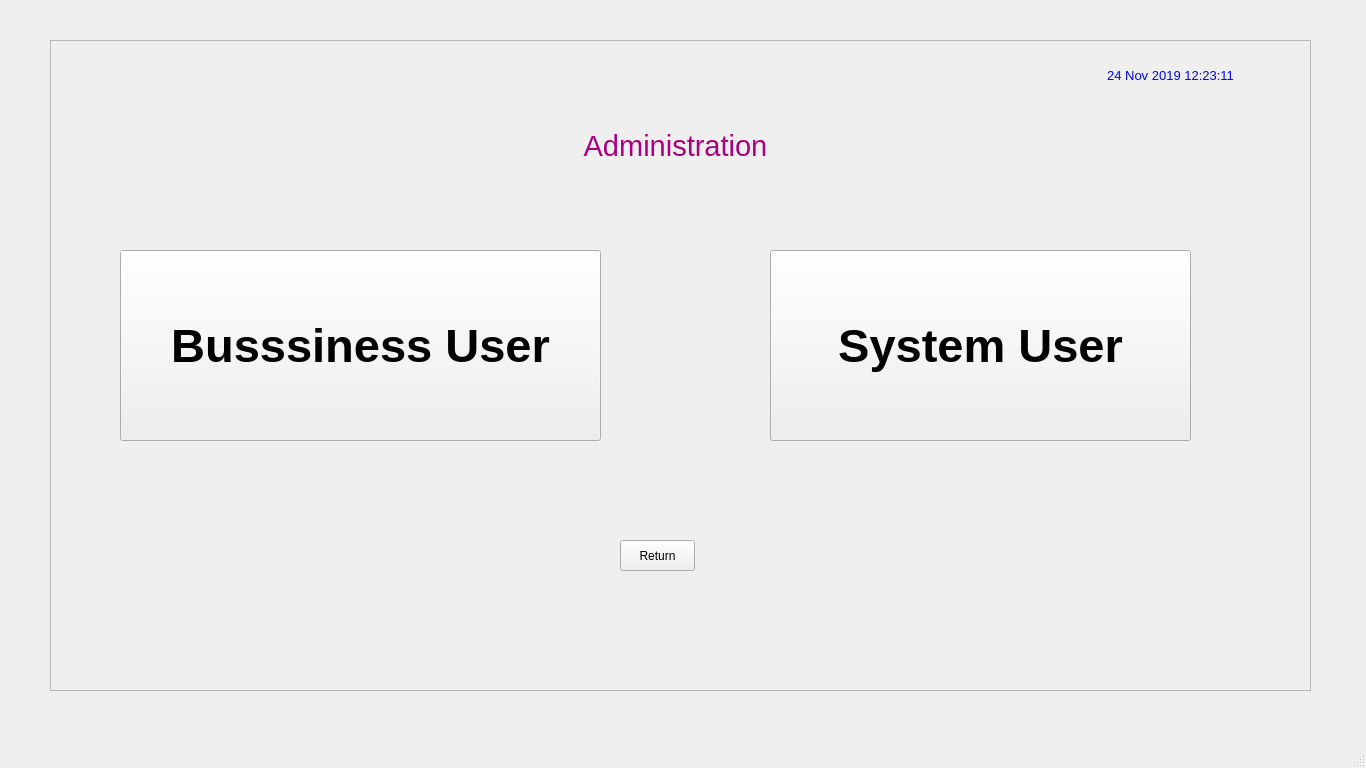
sanjaymanegit/testRepo, file FCI/ui/fci_13_admin_submenu.ui: the form before one commit.
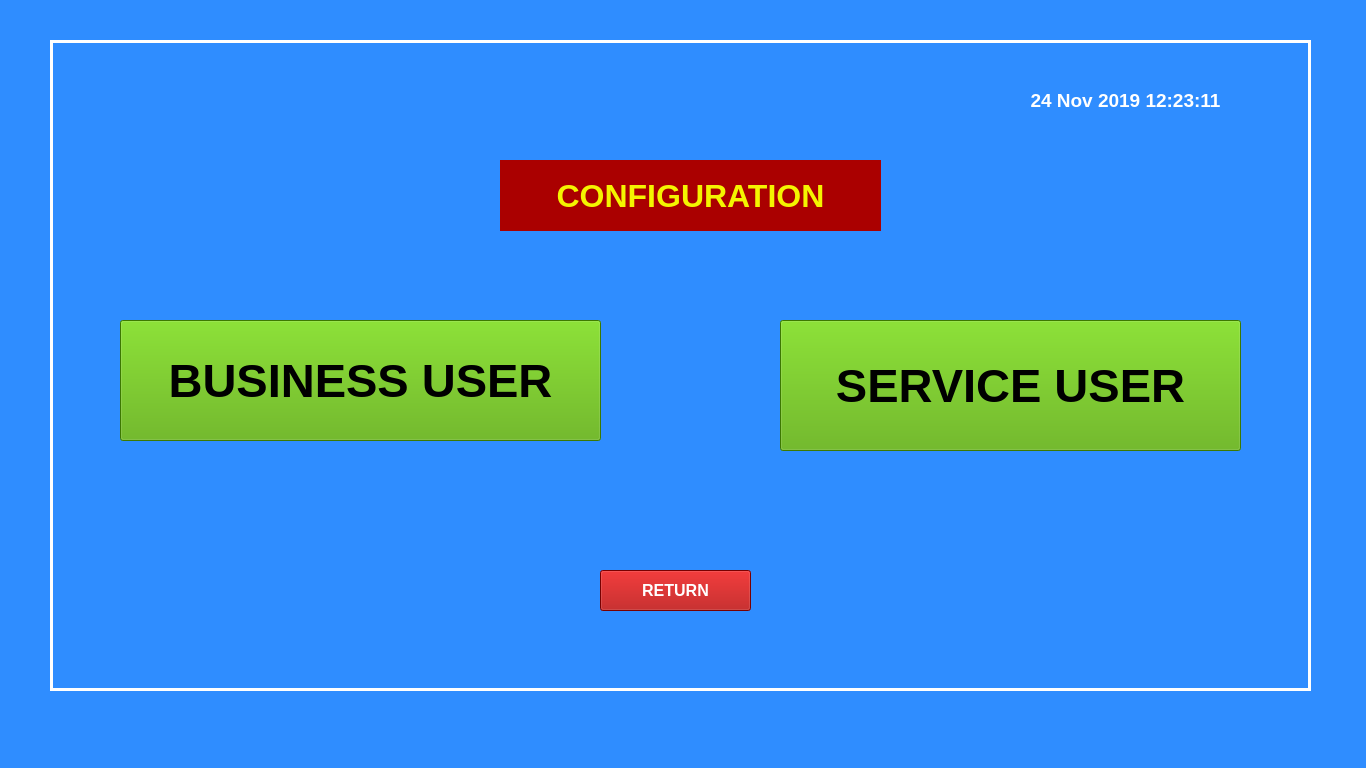
The form after the commit.

```diff
--- a/FCI/ui/fci_13_admin_submenu.ui
+++ b/FCI/ui/fci_13_admin_submenu.ui
@@ -19,6 +19,9 @@
   <property name="windowTitle">
    <string>MainWindow</string>
   </property>
+  <property name="styleSheet">
+   <string notr="true">background-color: rgb(47, 141, 255);</string>
+  </property>
   <widget class="QWidget" name="centralwidget">
    <widget class="QFrame" name="frame">
     <property name="geometry">
@@ -29,19 +32,25 @@
       <height>651</height>
      </rect>
     </property>
+    <property name="styleSheet">
+     <string notr="true">color: rgb(255, 255, 255);</string>
+    </property>
     <property name="frameShape">
-     <enum>QFrame::StyledPanel</enum>
+     <enum>QFrame::Box</enum>
     </property>
     <property name="frameShadow">
-     <enum>QFrame::Raised</enum>
+     <enum>QFrame::Plain</enum>
+    </property>
+    <property name="lineWidth">
+     <number>3</number>
     </property>
     <widget class="QPushButton" name="pushButton_4">
      <property name="geometry">
       <rect>
        <x>70</x>
-       <y>210</y>
+       <y>280</y>
        <width>481</width>
-       <height>191</height>
+       <height>121</height>
       </rect>
      </property>
      <property name="font">
@@ -52,17 +61,21 @@
        <bold>true</bold>
       </font>
      </property>
+     <property name="styleSheet">
+      <string notr="true">background-color: rgb(85, 170, 0);
+color: rgb(0, 0, 0);</string>
+     </property>
      <property name="text">
-      <string>Busssiness User</string>
+      <string>BUSINESS USER</string>
      </property>
     </widget>
     <widget class="QPushButton" name="pushButton_5">
      <property name="geometry">
       <rect>
-       <x>720</x>
-       <y>210</y>
-       <width>421</width>
-       <height>191</height>
+       <x>730</x>
+       <y>280</y>
+       <width>461</width>
+       <height>131</height>
       </rect>
      </property>
      <property name="font">
@@ -73,52 +86,33 @@
        <bold>true</bold>
       </font>
      </property>
-     <property name="text">
-      <string>System User</string>
-     </property>
-    </widget>
-    <widget class="QLabel" name="label">
-     <property name="geometry">
-      <rect>
-       <x>480</x>
-       <y>70</y>
-       <width>291</width>
-       <height>71</height>
-      </rect>
-     </property>
-     <property name="font">
-      <font>
-       <family>MS Sans Serif</family>
-       <pointsize>22</pointsize>
-      </font>
-     </property>
      <property name="styleSheet">
-      <string notr="true">color: rgb(170, 0, 127);</string>
+      <string notr="true">background-color: rgb(85, 170, 0);
+color: rgb(0, 0, 0);</string>
      </property>
      <property name="text">
-      <string>Administration</string>
-     </property>
-     <property name="alignment">
-      <set>Qt::AlignCenter</set>
+      <string>SERVICE USER</string>
      </property>
     </widget>
     <widget class="QLabel" name="label_2">
      <property name="geometry">
       <rect>
-       <x>1050</x>
-       <y>20</y>
-       <width>141</width>
-       <height>31</height>
+       <x>940</x>
+       <y>40</y>
+       <width>271</width>
+       <height>41</height>
       </rect>
      </property>
      <property name="font">
       <font>
-       <family>MS Sans Serif</family>
-       <pointsize>10</pointsize>
+       <family>Arial</family>
+       <pointsize>14</pointsize>
+       <weight>75</weight>
+       <bold>true</bold>
       </font>
      </property>
      <property name="styleSheet">
-      <string notr="true">color: rgb(0, 0, 255);</string>
+      <string notr="true">color: rgb(255, 255, 255);</string>
      </property>
      <property name="text">
       <string>24 Nov 2019 12:23:11</string>
@@ -127,17 +121,56 @@
       <set>Qt::AlignCenter</set>
      </property>
     </widget>
-    <widget class="QPushButton" name="pushButton_3">
+    <widget class="QLabel" name="label_3">
      <property name="geometry">
       <rect>
-       <x>570</x>
-       <y>500</y>
-       <width>75</width>
-       <height>31</height>
+       <x>450</x>
+       <y>120</y>
+       <width>381</width>
+       <height>71</height>
       </rect>
      </property>
+     <property name="font">
+      <font>
+       <family>Arial</family>
+       <pointsize>24</pointsize>
+       <weight>75</weight>
+       <bold>true</bold>
+      </font>
+     </property>
+     <property name="styleSheet">
+      <string notr="true">color: rgb(244, 244, 0);
+background-color: rgb(170, 0, 0);</string>
+     </property>
      <property name="text">
-      <string>Return</string>
+      <string>CONFIGURATION</string>
+     </property>
+     <property name="alignment">
+      <set>Qt::AlignCenter</set>
+     </property>
+    </widget>
+    <widget class="QPushButton" name="pushButton_6">
+     <property name="geometry">
+      <rect>
+       <x>550</x>
+       <y>530</y>
+       <width>151</width>
+       <height>41</height>
+      </rect>
+     </property>
+     <property name="font">
+      <font>
+       <family>Arial</family>
+       <pointsize>12</pointsize>
+       <weight>75</weight>
+       <bold>true</bold>
+      </font>
+     </property>
+     <property name="styleSheet">
+      <string notr="true">background-color: rgb(170, 0, 0);</string>
+     </property>
+     <property name="text">
+      <string>RETURN</string>
      </property>
     </widget>
    </widget>
```
